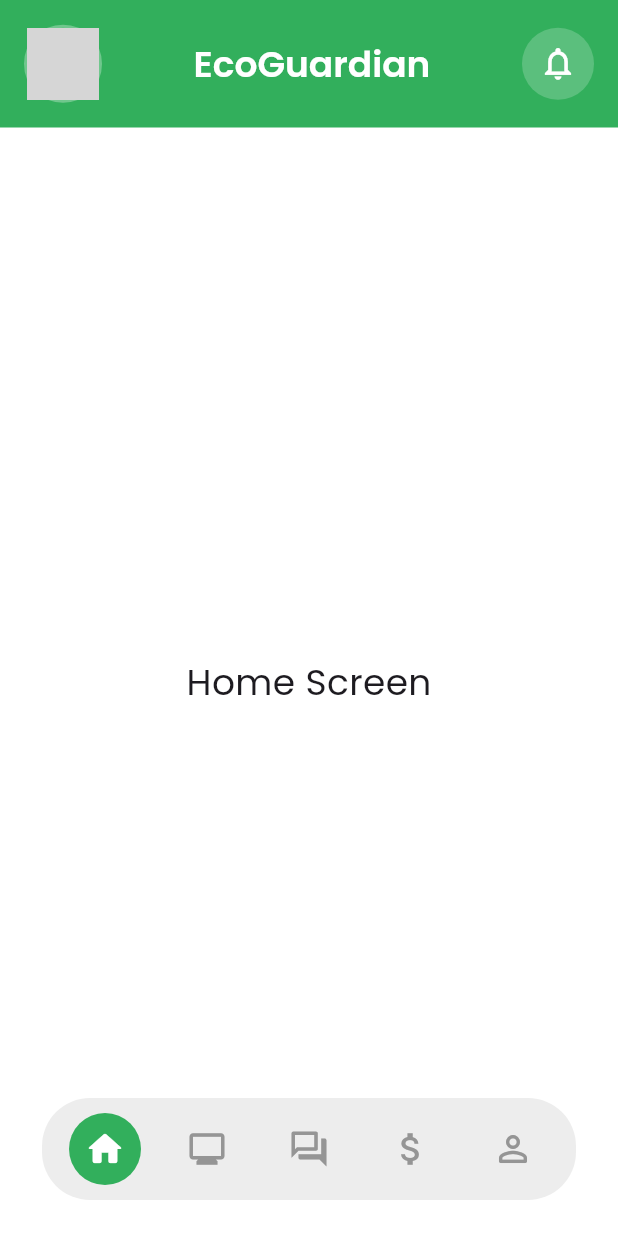
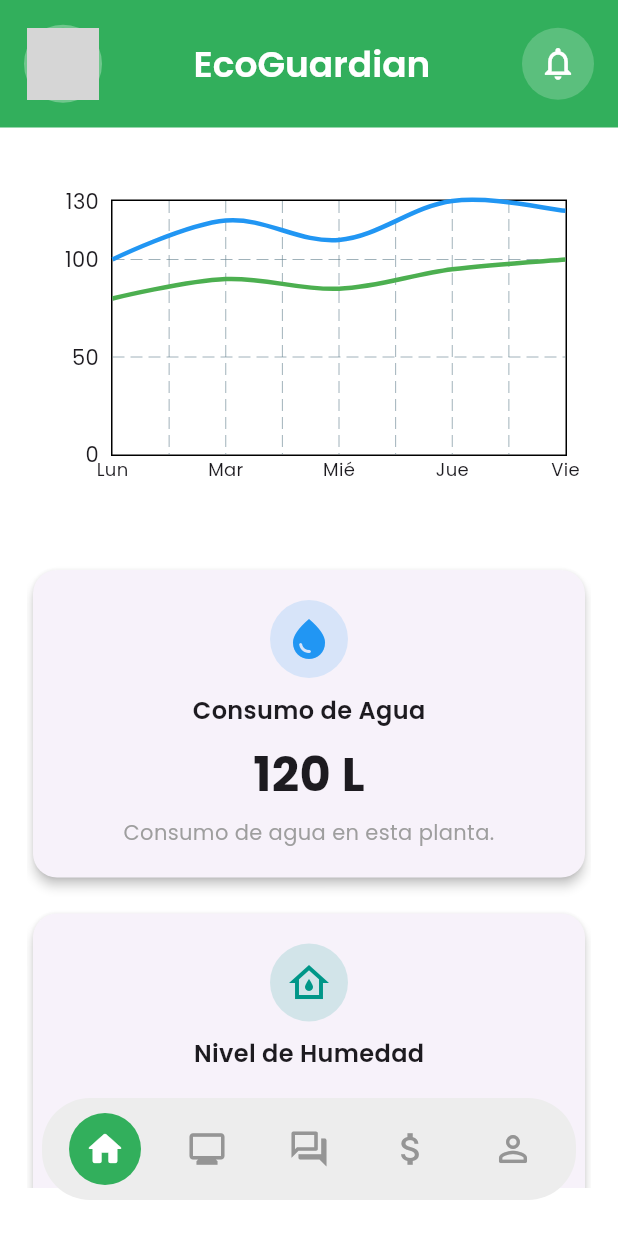
Before and after one commit to wemade-IoT/EcoGuardian-Mobile, a Flutter app: the HomeScreen screen opened by its route, on a phone screen of 412 x 824 dp. Run offline on Flutter 3.47's test engine with Material 3 defaults, Android fonts, the phone set to English and light mode, and no system bars; drawn by our look-alikes of fl_chart; our stand-ins replace dio, get_it, go_router, google_fonts, logger, shared_preferences; accounts and stored records are empty; network calls fail; grey boxes are pictures that could not be loaded.

Commit message:
feat(analytics): add metrics and line graph widgets

```diff
--- a/lib/analytics/interface/screens/home_screen.dart
+++ b/lib/analytics/interface/screens/home_screen.dart
@@ -1,4 +1,7 @@
 import 'package:flutter/material.dart';
+import 'package:ecoguardian/analytics/interface/widgets/plant_metric_card.dart';
+import 'package:ecoguardian/analytics/interface/widgets/consumption_line_chart.dart';
+import 'package:fl_chart/fl_chart.dart';
 
 // Dude aqui, deberia estar el AnalyticsScreen, a decision del bc lider
 class HomeScreen extends StatefulWidget {
@@ -14,11 +17,67 @@ class HomeScreen extends StatefulWidget {
 class _HomeScreenState extends State<HomeScreen> {
   @override
   Widget build(BuildContext context) {
-    return const Scaffold(
-      body: Center(
-        child: Text(
-          'Home Screen',
-          style: TextStyle(fontSize: 24),
+    // Datos de ejemplo para el gráfico
+    final List<FlSpot> waterData = [
+      FlSpot(0, 100),
+      FlSpot(1, 120),
+      FlSpot(2, 110),
+      FlSpot(3, 130),
+      FlSpot(4, 125),
+    ];
+    final List<FlSpot> energyData = [
+      FlSpot(0, 80),
+      FlSpot(1, 90),
+      FlSpot(2, 85),
+      FlSpot(3, 95),
+      FlSpot(4, 100),
+    ];
+    final List<String> labels = ['Lun', 'Mar', 'Mié', 'Jue', 'Vie'];
+
+    return Scaffold(
+      body: Padding(
+        padding: const EdgeInsets.symmetric(horizontal: 18.0, vertical: 32.0),
+        child: SingleChildScrollView(
+          child: Column(
+            crossAxisAlignment: CrossAxisAlignment.stretch,
+            children: [
+              ConsumptionLineChart(
+                waterData: waterData,
+                energyData: energyData,
+                labels: labels,
+              ),
+              const SizedBox(height: 24),
+              Column(
+                crossAxisAlignment: CrossAxisAlignment.stretch,
+                children: const [
+                  PlantMetricCard(
+                    icon: Icons.water_drop,
+                    title: 'Consumo de Agua',
+                    value: '120 L',
+                    description: 'Consumo de agua en esta planta.',
+                    iconColor: Colors.blue,
+                  ),
+                  SizedBox(height: 16),
+                  PlantMetricCard(
+                    icon: Icons.water_damage_outlined,
+                    title: 'Nivel de Humedad',
+                    value: '65%',
+                    description: 'Humedad del suelo',
+                    iconColor: Colors.teal,
+                  ),
+                  SizedBox(height: 16),
+                  PlantMetricCard(
+                    icon: Icons.wb_sunny_outlined,
+                    title: 'Nivel de Luz',
+                    value: '800 lx',
+                    description: 'Intensidad lumínica',
+                    iconColor: Colors.amber,
+                  ),
+                ],
+              ),
+              // ...puedes agregar más widgets aquí...
+            ],
+          ),
         ),
       ),
     );
--- /dev/null
+++ b/lib/analytics/interface/widgets/consumption_line_chart.dart
@@ -0,0 +1,78 @@
+import 'package:fl_chart/fl_chart.dart';
+import 'package:flutter/material.dart';
+
+class ConsumptionLineChart extends StatelessWidget {
+  final List<FlSpot> waterData;
+  final List<FlSpot> energyData;
+  final List<String> labels;
+
+  const ConsumptionLineChart({
+    super.key,
+    required this.waterData,
+    required this.energyData,
+    required this.labels,
+  });
+
+  @override
+  Widget build(BuildContext context) {
+    return AspectRatio(
+      aspectRatio: 1.6,
+      child: Padding(
+        padding: const EdgeInsets.all(16.0),
+        child: LineChart(
+          LineChartData(
+            gridData: FlGridData(show: true),
+            titlesData: FlTitlesData(
+              leftTitles: AxisTitles(
+                sideTitles: SideTitles(showTitles: true, reservedSize: 40),
+              ),
+              bottomTitles: AxisTitles(
+                sideTitles: SideTitles(
+                  showTitles: true,
+                  getTitlesWidget: (value, meta) {
+                    int idx = value.toInt();
+                    if (idx >= 0 && idx < labels.length) {
+                      return Text(labels[idx], style: const TextStyle(fontSize: 12));
+                    }
+                    return const SizedBox.shrink();
+                  },
+                  interval: 1,
+                  reservedSize: 32,
+                ),
+              ),
+              rightTitles: AxisTitles(sideTitles: SideTitles(showTitles: false)),
+              topTitles: AxisTitles(sideTitles: SideTitles(showTitles: false)),
+            ),
+            borderData: FlBorderData(show: true),
+            lineBarsData: [
+              LineChartBarData(
+                spots: waterData,
+                isCurved: true,
+                color: Colors.blue,
+                barWidth: 3,
+                dotData: FlDotData(show: false),
+                belowBarData: BarAreaData(show: false),
+              ),
+              LineChartBarData(
+                spots: energyData,
+                isCurved: true,
+                color: Colors.green,
+                barWidth: 3,
+                dotData: FlDotData(show: false),
+                belowBarData: BarAreaData(show: false),
+              ),
+            ],
+            minY: 0,
+          ),
+        ),
+      ),
+    );
+  }
+}
+
+// Ejemplo de uso:
+// ConsumptionLineChart(
+//   waterData: [FlSpot(0, 10), FlSpot(1, 12), FlSpot(2, 8)],
+//   energyData: [FlSpot(0, 20), FlSpot(1, 18), FlSpot(2, 22)],
+//   labels: ['Lun', 'Mar', 'Mié'],
+// )
--- /dev/null
+++ b/lib/analytics/interface/widgets/plant_metric_card.dart
@@ -0,0 +1,56 @@
+import 'package:flutter/material.dart';
+
+class PlantMetricCard extends StatelessWidget {
+  final IconData icon;
+  final String title;
+  final String value;
+  final String description;
+  final Color? iconColor;
+
+  const PlantMetricCard({
+    super.key,
+    required this.icon,
+    required this.title,
+    required this.value,
+    required this.description,
+    this.iconColor,
+  });
+
+  @override
+  Widget build(BuildContext context) {
+    return Card(
+      elevation: 3,
+      shape: RoundedRectangleBorder(borderRadius: BorderRadius.circular(16)),
+      child: Padding(
+        padding: const EdgeInsets.symmetric(vertical: 20, horizontal: 18),
+        child: Column(
+          mainAxisSize: MainAxisSize.min,
+          crossAxisAlignment: CrossAxisAlignment.center,
+          children: [
+            CircleAvatar(
+              backgroundColor: iconColor?.withOpacity(0.15) ?? Colors.grey[200],
+              radius: 26,
+              child: Icon(icon, size: 32, color: iconColor ?? Colors.green),
+            ),
+            const SizedBox(height: 10),
+            Text(
+              title,
+              style: const TextStyle(fontSize: 16, fontWeight: FontWeight.w600),
+            ),
+            const SizedBox(height: 8),
+            Text(
+              value,
+              style: const TextStyle(fontSize: 32, fontWeight: FontWeight.bold),
+            ),
+            const SizedBox(height: 6),
+            Text(
+              description,
+              style: const TextStyle(fontSize: 14, color: Colors.grey),
+              textAlign: TextAlign.center,
+            ),
+          ],
+        ),
+      ),
+    );
+  }
+}
--- a/pubspec.yaml
+++ b/pubspec.yaml
@@ -46,6 +46,7 @@ dependencies:
   logger: ^2.5.0
   provider: ^6.1.5
   shared_preferences: ^2.5.3
+  fl_chart: ^1.0.0
 
 dev_dependencies:
   fl_chart: ^1.0.0
```
